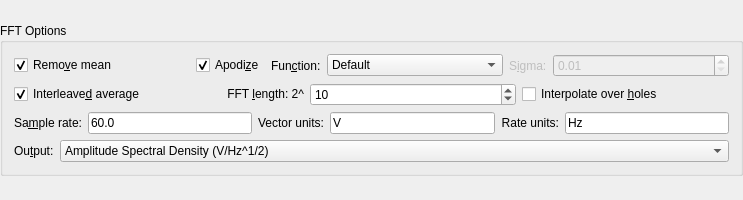
Kst-plot/kst, file src/widgets/fftoptions.ui: the form before one commit.
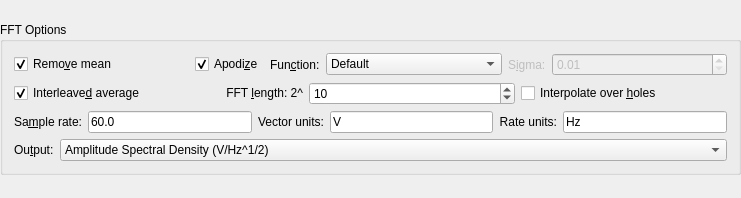
The form after the commit.

Diff of the .ui file:
```diff
--- a/src/widgets/fftoptions.ui
+++ b/src/widgets/fftoptions.ui
@@ -6,8 +6,8 @@
    <rect>
     <x>0</x>
     <y>0</y>
-    <width>743</width>
-    <height>200</height>
+    <width>741</width>
+    <height>198</height>
    </rect>
   </property>
   <layout class="QGridLayout" name="gridLayout_2">
```
Left out of the diff: 2 changed lines with no effect on the pictures.
